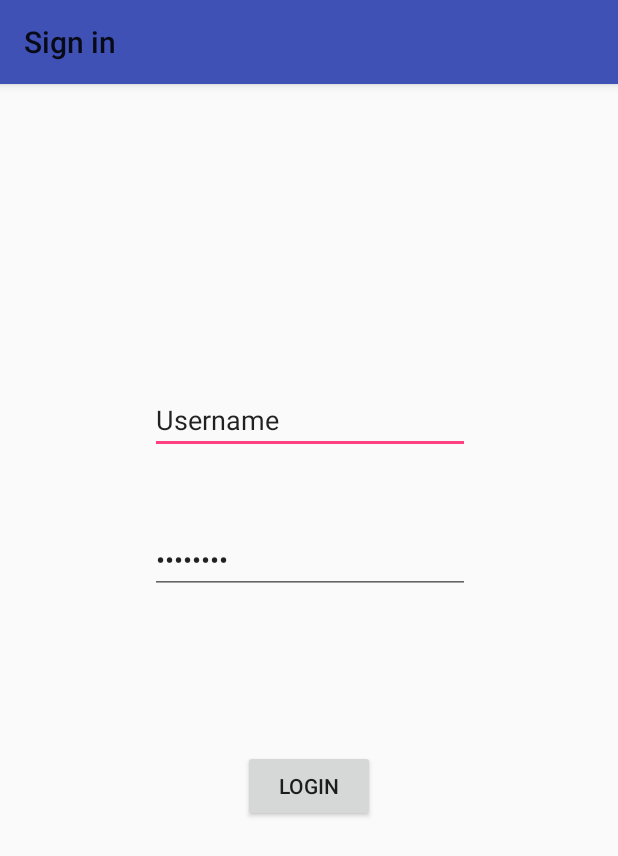
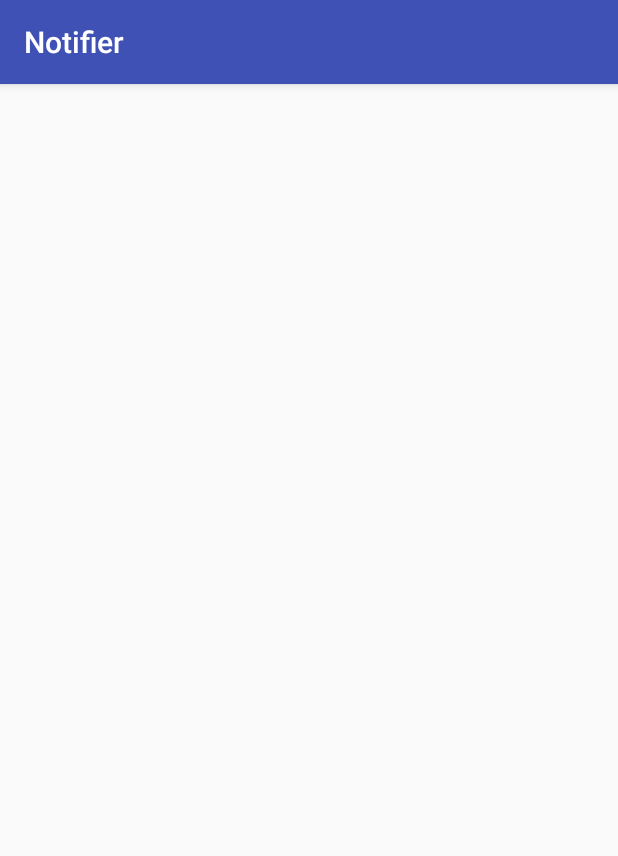
Before and after one commit to robert-ciobotaru/Proiect_IP, an Android app: the Login screen opened directly, with no data from a screen before it, after a tap on "LOGIN", on a phone screen of 412 x 824 dp. Shown: the top 856 px of the screen. Run offline under Robolectric (Android 15) with nearby library versions, the phone set to English and light mode, and no system bars.

Commit message:
fixed crash

```diff
--- a/frontend/Notifier/app/src/main/AndroidManifest.xml
+++ b/frontend/Notifier/app/src/main/AndroidManifest.xml
@@ -14,7 +14,7 @@
         android:roundIcon="@mipmap/ic_launcher_round"
         android:supportsRtl="true"
         android:theme="@style/AppTheme">
-        <activity android:name="interfata.ip.notifier.MainActivity">
+        <activity android:name=".MainActivity">
             <intent-filter>
                 <action android:name="android.intent.action.MAIN" />
 
@@ -22,9 +22,10 @@
             </intent-filter>
         </activity>
         <activity
-            android:name="interfata.ip.notifier.Login"
+            android:name=".Login"
             android:label="@string/title_activity_login"
             android:theme="@style/AppTheme.NoActionBar" />
+        <activity android:name=".Categories"></activity>
     </application>
 
 </manifest>
--- a/frontend/Notifier/app/src/main/java/interfata/ip/notifier/Categories.java
+++ b/frontend/Notifier/app/src/main/java/interfata/ip/notifier/Categories.java
@@ -1,14 +1,13 @@
 package interfata.ip.notifier;
 
+import android.support.v7.app.AppCompatActivity;
 import android.os.Bundle;
-import android.support.v7.app.AppCompatActivity;
-
 
 public class Categories extends AppCompatActivity {
+
     @Override
     protected void onCreate(Bundle savedInstanceState) {
         super.onCreate(savedInstanceState);
-        setContentView(interfata.ip.notifier.R.layout.activity_categories);
+        setContentView(R.layout.activity_categories);
     }
-
 }
--- a/frontend/Notifier/app/src/main/res/layout/activity_categories.xml
+++ b/frontend/Notifier/app/src/main/res/layout/activity_categories.xml
@@ -1,7 +1,9 @@
 <?xml version="1.0" encoding="utf-8"?>
-<LinearLayout xmlns:android="http://schemas.android.com/apk/res/android"
+<android.support.constraint.ConstraintLayout xmlns:android="http://schemas.android.com/apk/res/android"
+    xmlns:app="http://schemas.android.com/apk/res-auto"
+    xmlns:tools="http://schemas.android.com/tools"
     android:layout_width="match_parent"
     android:layout_height="match_parent"
-    android:weightSum="1">
+    tools:context="interfata.ip.notifier.Categories">
 
-</LinearLayout>
+</android.support.constraint.ConstraintLayout>
```
Also changed, not shown: 3 other files.
